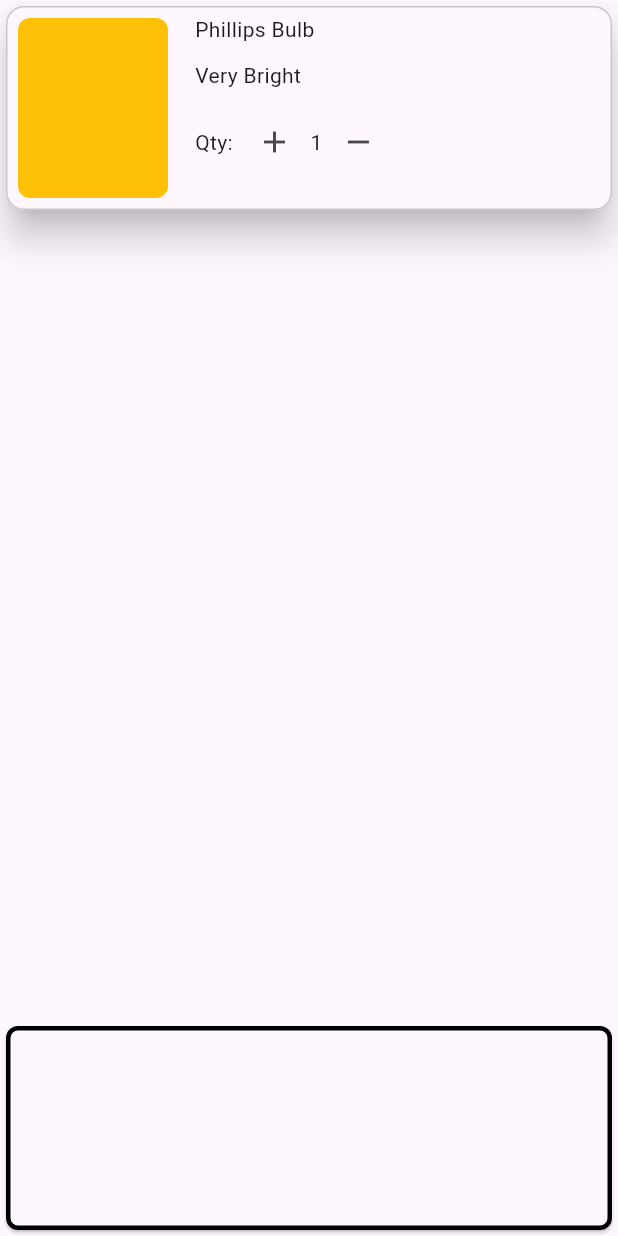
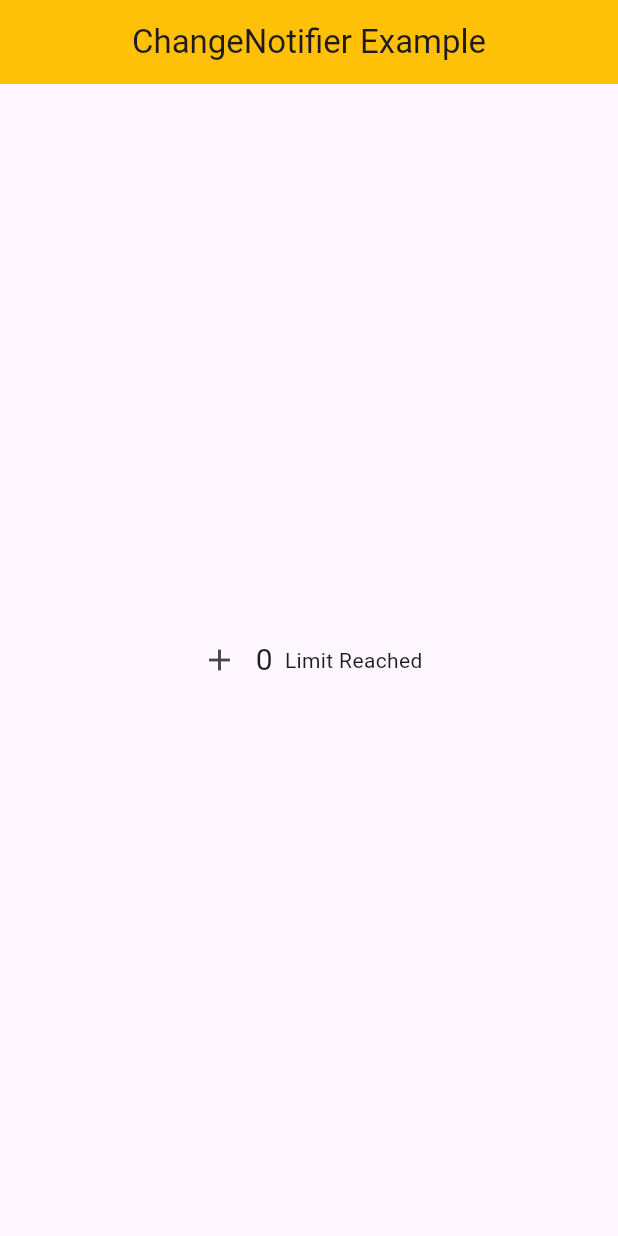
Before and after one commit to AwalkzzD/posts_bloc, a Flutter app: the screen it shows after launch, after a tap on the "add" icon, after a tap on the "remove" icon, on a phone screen of 412 x 824 dp. Run offline on Flutter 3.47's test engine with Material 3 defaults, Android fonts, the phone set to English and light mode, and no system bars; our stand-ins replace dio, equatable, flutter_bloc, hive, shared_preferences; missing offline and left inert: dio_cache_interceptor, dio_cache_interceptor_hive_store; accounts and stored records are empty.

Commit message:
change notifier example using provider, consumer and builder

```diff
--- a/lib/data/remote/utils/dio_manager.dart
+++ b/lib/data/remote/utils/dio_manager.dart
@@ -1,7 +1,6 @@
 import 'package:dio/dio.dart';
 import 'package:dio_cache_interceptor/dio_cache_interceptor.dart';
 import 'package:dio_cache_interceptor_hive_store/dio_cache_interceptor_hive_store.dart';
-import 'package:hive/hive.dart';
 import 'package:path_provider/path_provider.dart';
 import 'package:posts_bloc/base/constants/api/app_api_calls.dart';
 
@@ -13,7 +12,6 @@ class DioManager {
   static Future<Dio?> getInstance() async {
     if (_instance == null) {
       final appDocDir = await getApplicationDocumentsDirectory();
-      Hive.init(appDocDir.path);
       final cacheStore =
           HiveCacheStore(appDocDir.path, hiveBoxName: 'posts_bloc');
 
--- /dev/null
+++ b/lib/ui/temp/counter_vm.dart
@@ -0,0 +1,17 @@
+import 'package:flutter/cupertino.dart';
+
+class CounterVm extends ChangeNotifier {
+  int _count = 0;
+
+  int get count => _count;
+
+  void increment() {
+    _count++;
+    notifyListeners();
+  }
+
+  void decrement() {
+    _count--;
+    notifyListeners();
+  }
+}
--- a/lib/ui/temp/test.dart
+++ b/lib/ui/temp/test.dart
@@ -1,6 +1,7 @@
-import 'package:connectivity_plus/connectivity_plus.dart';
 import 'package:flutter/material.dart';
 import 'package:posts_bloc/base/screens/base_widget.dart';
+import 'package:posts_bloc/ui/temp/counter_vm.dart';
+import 'package:provider/provider.dart';
 
 class Test extends BaseWidget {
   const Test({super.key});
@@ -10,115 +11,44 @@ class Test extends BaseWidget {
 }
 
 class _TestState extends BaseWidgetState<Test> {
-  int counter = 1;
-
   @override
   Widget build(BuildContext context) {
-    return Scaffold(
-      body: SafeArea(
-        child: Column(
-          children: [
-            Card.outlined(
-              elevation: 10,
-              child: Row(
-                mainAxisSize: MainAxisSize.max,
-                crossAxisAlignment: CrossAxisAlignment.start,
-                children: <Widget>[
-                  Padding(
-                    padding: const EdgeInsets.all(8.0),
-                    child: Container(
-                      decoration: BoxDecoration(
-                          color: Colors.amber,
-                          borderRadius: BorderRadius.circular(8)),
-                      width: 100,
-                      height: 120,
-                    ),
-                  ),
-                  SizedBox(
-                    width: 10,
-                  ),
-                  SizedBox(
-                    height: 120,
-                    child: Column(
-                      mainAxisSize: MainAxisSize.max,
-                      mainAxisAlignment: MainAxisAlignment.spaceAround,
-                      crossAxisAlignment: CrossAxisAlignment.start,
-                      children: <Widget>[
-                        Text("Phillips Bulb"),
-                        Text("Very Bright"),
-                        Wrap(
-                          crossAxisAlignment: WrapCrossAlignment.center,
-                          direction: Axis.horizontal,
-                          children: [
-                            Text("Qty: "),
-                            IconButton(
-                              onPressed: () {
-                                setState(() {
-                                  counter++;
-                                });
-                              },
-                              icon: Icon(Icons.add),
-                            ),
-                            Text("$counter"),
-                            IconButton(
-                              onPressed: () {
-                                setState(() {
-                                  counter--;
-                                });
-                              },
-                              icon: Icon(Icons.remove),
-                            ),
-                          ],
-                        ),
-                      ],
-                    ),
-                  ),
-                ],
-              ),
-            ),
-            Spacer(),
-            Card.outlined(
-              shape: RoundedRectangleBorder(
-                side: BorderSide(width: 3),
-                borderRadius: BorderRadius.circular(8),
-              ),
-              elevation: 1,
-              child: Row(
-                mainAxisSize: MainAxisSize.max,
-                crossAxisAlignment: CrossAxisAlignment.start,
-                children: <Widget>[
-                  Padding(
-                    padding: const EdgeInsets.all(8.0),
-                    child: Container(
-                      height: 120,
-                    ),
-                  ),
-                ],
-              ),
-            ),
-          ],
+    return ChangeNotifierProvider<CounterVm>(
+      create: (BuildContext context) => CounterVm(),
+      child: Scaffold(
+        appBar: AppBar(
+          backgroundColor: Colors.amber,
+          title: const Text("ChangeNotifier Example"),
+          centerTitle: true,
+        ),
+        body: Center(
+          child: Builder(builder: (context) {
+            final counter = Provider.of<CounterVm>(context, listen: true);
+            return Row(
+              mainAxisAlignment: MainAxisAlignment.center,
+              crossAxisAlignment: CrossAxisAlignment.center,
+              children: [
+                IconButton(
+                    onPressed: counter.increment, icon: const Icon(Icons.add)),
+                Consumer<CounterVm>(
+                    builder: (context, counter, child) => Text(
+                          '${counter.count}',
+                          style: const TextStyle(fontSize: 20),
+                        )),
+                Visibility(
+                  visible: (counter.count > 0),
+                  replacement: const Padding(
+                      padding: EdgeInsets.all(8.0),
+                      child: Text("Limit Reached")),
+                  child: IconButton(
+                      onPressed: counter.decrement,
+                      icon: const Icon(Icons.remove)),
+                ),
+              ],
+            );
+          }),
         ),
       ),
     );
   }
-
-  /*ElevatedButton(
-  onPressed: _getNetworkDetails,
-  child: const Text("Get Wifi Networks")),*/
-
-  void _getNetworkDetails() async {
-    final List<ConnectivityResult> connectivityResult =
-        await (Connectivity().checkConnectivity());
-
-    if (connectivityResult.contains(ConnectivityResult.mobile)) {
-      print("Mobile Connection Available");
-    } else if (connectivityResult.contains(ConnectivityResult.wifi)) {
-      // Note for Android: When both mobile and Wi-Fi are turned on system will return Wi-Fi only as active network type
-      print("Wifi Connection Available");
-    } else if (connectivityResult.contains(ConnectivityResult.bluetooth)) {
-      print("Bluetooth Connection Available");
-    } else if (connectivityResult.contains(ConnectivityResult.none)) {
-      print("No Connection Available");
-    }
-  }
 }
--- a/pubspec.yaml
+++ b/pubspec.yaml
@@ -41,6 +41,7 @@ dependencies:
   dio_cache_interceptor_hive_store: ^3.2.2
   hive: ^2.2.3
   connectivity_plus: ^6.0.3
+  provider: ^6.1.2
 
 
 
```
Also changed, not shown: pubspec.lock.
